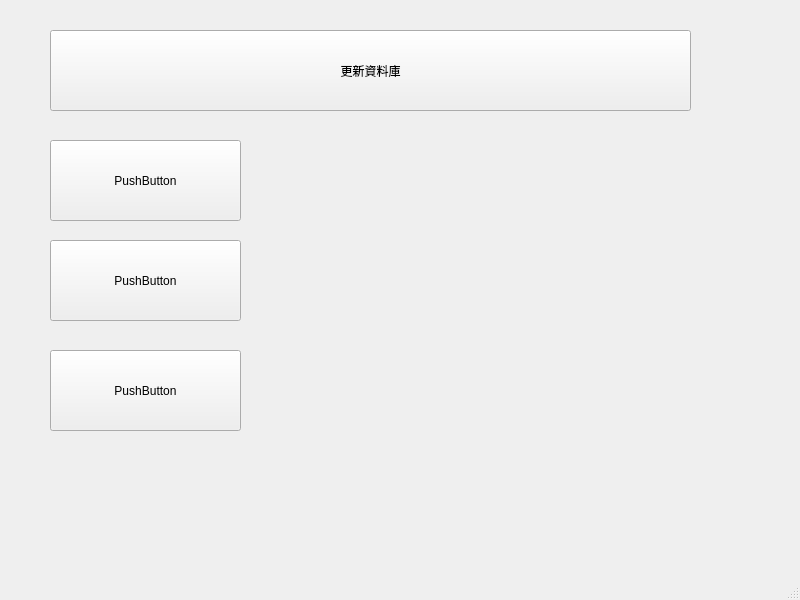
Qt form Softbank/softbankapp.ui (boris83418/DEJbackup) before a commit.
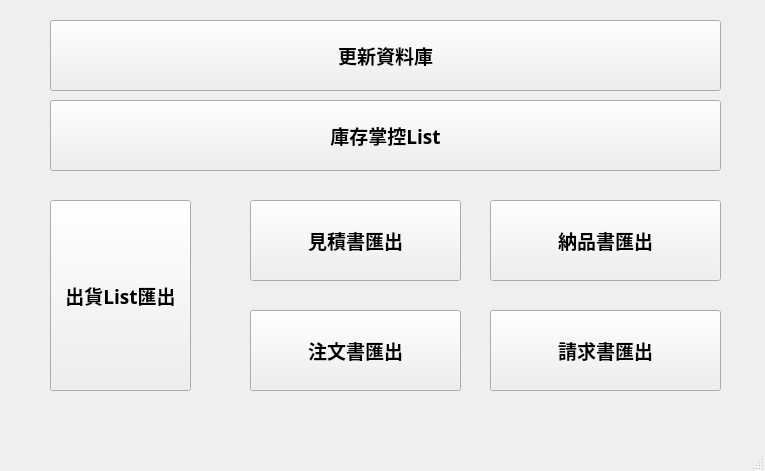
The same form after that commit.

Diff of the .ui file:
```diff
--- a/Softbank/softbankapp.ui
+++ b/Softbank/softbankapp.ui
@@ -6,8 +6,8 @@
    <rect>
     <x>0</x>
     <y>0</y>
-    <width>800</width>
-    <height>600</height>
+    <width>765</width>
+    <height>471</height>
    </rect>
   </property>
   <property name="windowTitle">
@@ -18,11 +18,20 @@
     <property name="geometry">
      <rect>
       <x>50</x>
-      <y>30</y>
-      <width>641</width>
-      <height>81</height>
+      <y>20</y>
+      <width>671</width>
+      <height>71</height>
      </rect>
     </property>
+    <property name="font">
+     <font>
+      <family>UD デジタル 教科書体 NK-B</family>
+      <pointsize>14</pointsize>
+      <weight>75</weight>
+      <bold>true</bold>
+      <underline>false</underline>
+     </font>
+    </property>
     <property name="text">
      <string>更新資料庫</string>
     </property>
@@ -31,52 +40,134 @@
     <property name="geometry">
      <rect>
       <x>50</x>
-      <y>140</y>
-      <width>191</width>
-      <height>81</height>
+      <y>200</y>
+      <width>141</width>
+      <height>191</height>
      </rect>
     </property>
+    <property name="font">
+     <font>
+      <family>UD デジタル 教科書体 NK-B</family>
+      <pointsize>14</pointsize>
+      <weight>75</weight>
+      <bold>true</bold>
+      <underline>false</underline>
+     </font>
+    </property>
     <property name="text">
-     <string>PushButton</string>
+     <string>出貨List匯出</string>
     </property>
    </widget>
    <widget class="QPushButton" name="pushButton_3">
     <property name="geometry">
      <rect>
-      <x>50</x>
-      <y>350</y>
-      <width>191</width>
+      <x>490</x>
+      <y>200</y>
+      <width>231</width>
       <height>81</height>
      </rect>
     </property>
+    <property name="font">
+     <font>
+      <family>UD デジタル 教科書体 NK-B</family>
+      <pointsize>14</pointsize>
+      <weight>75</weight>
+      <bold>true</bold>
+      <underline>false</underline>
+     </font>
+    </property>
     <property name="text">
-     <string>PushButton</string>
+     <string>納品書匯出</string>
     </property>
    </widget>
    <widget class="QPushButton" name="pushButton_4">
     <property name="geometry">
      <rect>
+      <x>250</x>
+      <y>200</y>
+      <width>211</width>
+      <height>81</height>
+     </rect>
+    </property>
+    <property name="font">
+     <font>
+      <family>UD デジタル 教科書体 NK-B</family>
+      <pointsize>14</pointsize>
+      <weight>75</weight>
+      <bold>true</bold>
+      <underline>false</underline>
+     </font>
+    </property>
+    <property name="text">
+     <string>見積書匯出</string>
+    </property>
+   </widget>
+   <widget class="QPushButton" name="pushButton_5">
+    <property name="geometry">
+     <rect>
+      <x>250</x>
+      <y>310</y>
+      <width>211</width>
+      <height>81</height>
+     </rect>
+    </property>
+    <property name="font">
+     <font>
+      <family>UD デジタル 教科書体 NK-B</family>
+      <pointsize>14</pointsize>
+      <weight>75</weight>
+      <bold>true</bold>
+      <underline>false</underline>
+     </font>
+    </property>
+    <property name="text">
+     <string>注文書匯出</string>
+    </property>
+   </widget>
+   <widget class="QPushButton" name="pushButton_6">
+    <property name="geometry">
+     <rect>
+      <x>490</x>
+      <y>310</y>
+      <width>231</width>
+      <height>81</height>
+     </rect>
+    </property>
+    <property name="font">
+     <font>
+      <family>UD デジタル 教科書体 NK-B</family>
+      <pointsize>14</pointsize>
+      <weight>75</weight>
+      <bold>true</bold>
+      <underline>false</underline>
+     </font>
+    </property>
+    <property name="text">
+     <string>請求書匯出</string>
+    </property>
+   </widget>
+   <widget class="QPushButton" name="pushButton_7">
+    <property name="geometry">
+     <rect>
       <x>50</x>
-      <y>240</y>
-      <width>191</width>
-      <height>81</height>
+      <y>100</y>
+      <width>671</width>
+      <height>71</height>
      </rect>
     </property>
+    <property name="font">
+     <font>
+      <family>UD デジタル 教科書体 NK-B</family>
+      <pointsize>14</pointsize>
+      <weight>75</weight>
+      <bold>true</bold>
+      <underline>false</underline>
+     </font>
+    </property>
     <property name="text">
-     <string>PushButton</string>
+     <string>庫存掌控List</string>
     </property>
    </widget>
-   <widget class="QWidget" name="gridLayoutWidget">
-    <property name="geometry">
-     <rect>
-      <x>370</x>
-      <y>150</y>
-      <width>321</width>
-      <height>291</height>
-     </rect>
-    </property>
-    <layout class="QGridLayout" name="gridLayout"/>
-   </widget>
   </widget>
   <widget class="QMenuBar" name="menubar">
    <property name="geometry">
```
Left out of the diff: 2 changed lines with no effect on the pictures.
